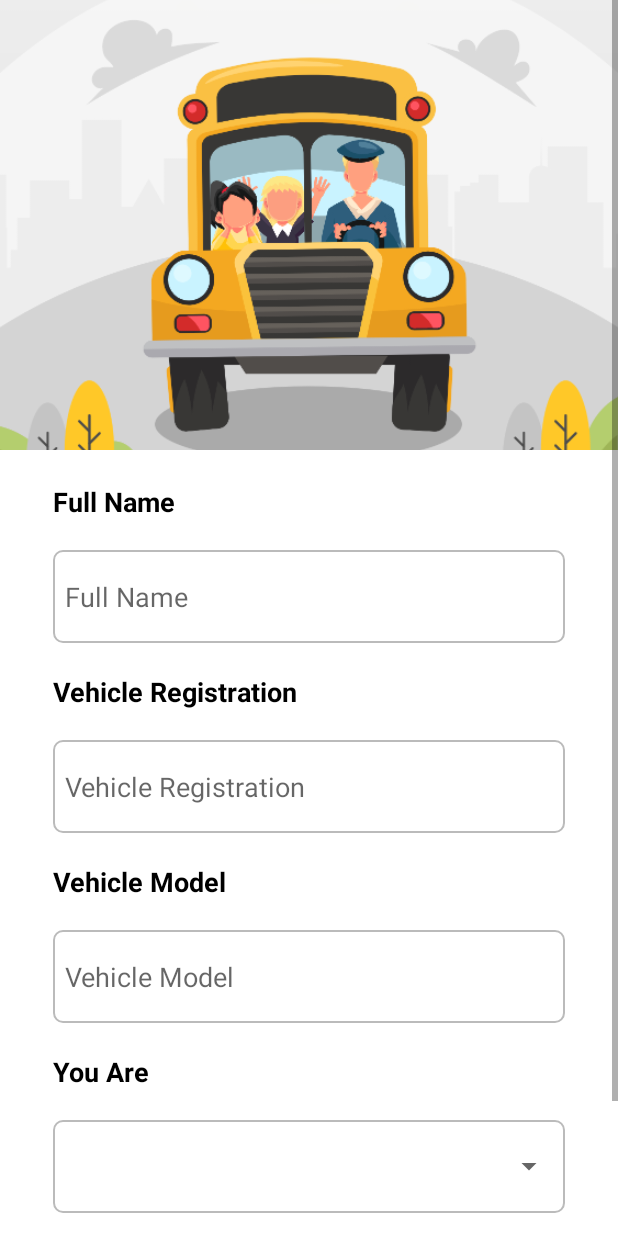
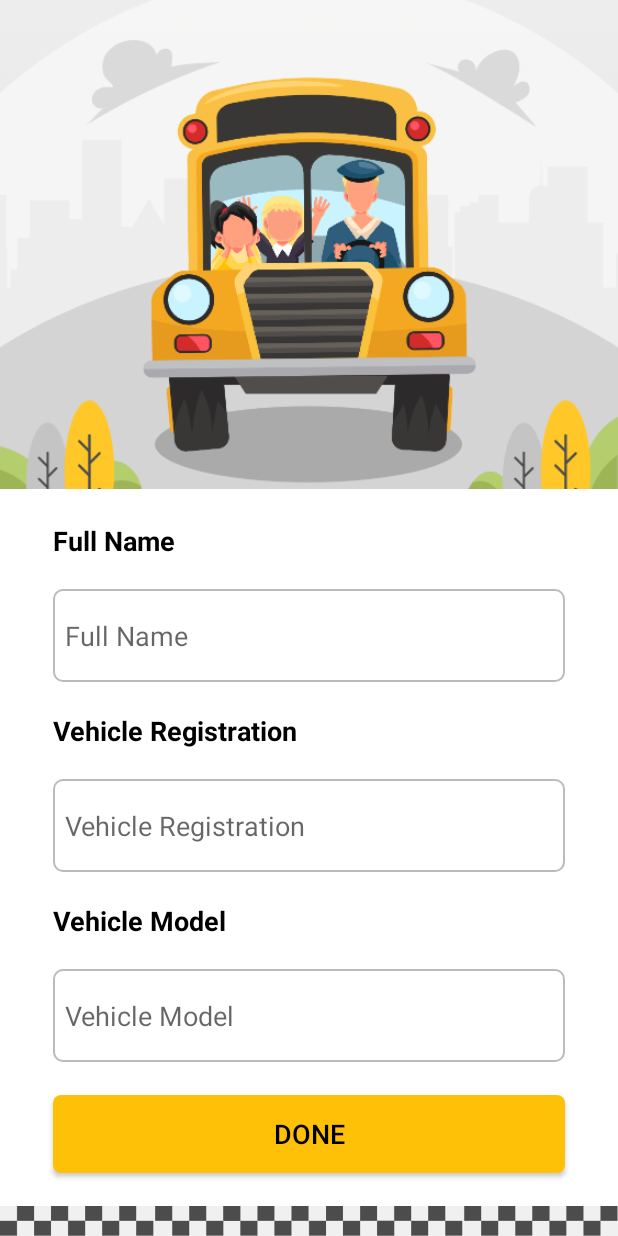
Before and after one commit to awais-jamil/vtracking, an Android app: the OnboardingFragment screen opened through its navigation route, on a phone screen of 412 x 824 dp. Run offline under Robolectric (Android 15) with nearby library versions, the phone set to English and light mode, and no system bars; our stand-ins replace Firebase (no records; nobody signed in at launch, a user with empty details on screens opened directly), navigation-ui; libraries missing offline, so code that uses them is left out: com.google.i18n.phonenumbers, com.rilixtech; 5 statements that could not run were skipped.

Commit message:
onboarding changes

```diff
--- a/app/src/main/java/com/et/tracker/fragments/DashBoardFragment.kt
+++ b/app/src/main/java/com/et/tracker/fragments/DashBoardFragment.kt
@@ -105,7 +105,7 @@ class DashBoardFragment : BaseFragment() {
 
     fun loadUI(){
 
-        if(dashboardViewModel.currentUser.userType.equals("Tracker")){
+        if(dashboardViewModel.currentUser.userType.equals("Parent")){
             trackView.visibility = View.VISIBLE
             shareView.visibility = View.INVISIBLE
         } else {
--- a/app/src/main/java/com/et/tracker/fragments/OBPinCodeFragment.kt
+++ b/app/src/main/java/com/et/tracker/fragments/OBPinCodeFragment.kt
@@ -53,7 +53,7 @@ class OBPinCodeFragment : BaseFragment() {
                 if(state == OnBoardingViewModel.OnBoardingState.UPDATE_PROFILE) {
 
                     hideLoadingIndicator()
-                    findNavController().navigate(R.id.action_OBPinCodeFragment_to_onboardingFragment)
+                    findNavController().navigate(R.id.action_OBPinCodeFragment_to_OBUserFragment)
                 }
 
                 else if(state == OnBoardingViewModel.OnBoardingState.RESEND_PIN_CODE) {
--- a/app/src/main/res/layout/fragment_onboarding.xml
+++ b/app/src/main/res/layout/fragment_onboarding.xml
@@ -1,13 +1,4 @@
 <?xml version="1.0" encoding="utf-8"?>
-<ScrollView
-    xmlns:android="http://schemas.android.com/apk/res/android"
-    xmlns:app="http://schemas.android.com/apk/res-auto"
-    android:layout_width="match_parent"
-    android:layout_height="match_parent"
-    android:orientation="vertical"
-    android:background="@color/backgroundColor"
-    android:scrollbarAlwaysDrawVerticalTrack="true">
-
 <androidx.constraintlayout.widget.ConstraintLayout xmlns:android="http://schemas.android.com/apk/res/android"
     xmlns:app="http://schemas.android.com/apk/res-auto"
     android:layout_width="match_parent"
@@ -19,7 +10,7 @@
     <ImageView
         android:id="@+id/imageView2"
         android:layout_width="match_parent"
-        android:layout_height="300dp"
+        android:layout_height="0dp"
         android:scaleType="centerCrop"
         android:src="@drawable/background"
         app:layout_constraintBottom_toTopOf="@+id/linearLayout"
@@ -61,6 +52,13 @@
             android:background="@drawable/edittext_drawable"
             android:inputType="text"
             android:singleLine="true" />
+
+        <LinearLayout
+            android:id="@+id/service_view"
+            android:layout_width="match_parent"
+            android:layout_height="wrap_content"
+            android:visibility="visible"
+            android:orientation="vertical">
 
             <TextView
                 android:layout_width="wrap_content"
@@ -114,41 +112,8 @@
                 android:inputType="text"
                 android:singleLine="true" />
 
-        <TextView
-            android:layout_width="wrap_content"
-            android:layout_height="wrap_content"
-            android:text="You Are"
-            android:textStyle="bold"
-            android:layout_marginEnd="35dp"
-            android:layout_marginStart="35dp"
-            android:layout_marginTop="20dp"
-            android:textColor="@android:color/black"
-            android:textSize="18sp"/>
 
-        <EditText
-            android:layout_width="fill_parent"
-            android:layout_height="62dp"
-            android:lines="1"
-            android:paddingEnd="8dp"
-            android:layout_marginEnd="35dp"
-            android:layout_marginStart="35dp"
-            android:paddingLeft="8dp"
-            android:enabled="false"
-            android:clickable="false"
-            android:layout_marginTop="20dp"
-            android:background="@drawable/edittext_drawable"
-            android:inputType="text"
-            android:singleLine="true" />
-
-        <Spinner
-            android:id="@+id/spinner"
-            android:layout_width="match_parent"
-            android:layout_height="62dp"
-            android:layout_marginEnd="35dp"
-            android:layout_marginStart="35dp"
-            android:layout_marginTop="-62dp"
-            android:layout_below="@+id/spinner"
-            android:entries="@array/user_type" />
+        </LinearLayout>
 
         <Button
             android:id="@+id/done_button"
@@ -174,5 +139,3 @@
         app:layout_constraintBottom_toBottomOf="parent"/>
 
 </androidx.constraintlayout.widget.ConstraintLayout>
-
-</ScrollView>
--- a/app/src/main/res/navigation/onboarding_nav_graph.xml
+++ b/app/src/main/res/navigation/onboarding_nav_graph.xml
@@ -37,8 +37,20 @@
         android:name="com.et.tracker.fragments.OBPinCodeFragment"
         android:label="fragment_obpin_code"
         tools:layout="@layout/fragment_obpin_code" >
+
         <action
-            android:id="@+id/action_OBPinCodeFragment_to_onboardingFragment"
+            android:id="@+id/action_OBPinCodeFragment_to_OBUserFragment"
+            app:destination="@id/OBUserFragment" />
+    </fragment>
+
+    <fragment
+        android:id="@+id/OBUserFragment"
+        android:name="com.et.tracker.fragments.OnboardingUserFragment"
+        android:label="fragment_obpin_code"
+        tools:layout="@layout/fragment_onboarding_user" >
+
+        <action
+            android:id="@+id/action_OBUserFragment_to_onboardingFragment"
             app:destination="@id/onboardingFragment" />
     </fragment>
     <fragment
--- a/app/src/main/res/values/strings.xml
+++ b/app/src/main/res/values/strings.xml
@@ -6,8 +6,8 @@
 
     <string-array name="user_type">
         <item>""</item>
-        <item>Tracker</item>
-        <item>Driver</item>
+        <item>Parent</item>
+        <item>Service Provider</item>
     </string-array>
     <string name="title_activity_dash_board_drawer">DashBoardDrawerActivity</string>
     <string name="navigation_drawer_open">Open navigation drawer</string>
```
Also changed, not shown: app/src/main/java/com/et/tracker/fragments/LocationFragment.kt (+4 -4 lines), app/src/main/java/com/et/tracker/fragments/OnboardingFragment.kt (+24 -9 lines), app/src/main/java/com/et/tracker/fragments/OnboardingUserFragment.kt (added, +52 -0 lines), app/src/main/java/com/et/tracker/viewmodels/OnBoardingViewModel.kt (+13 -1 lines), app/src/main/res/layout/fragment_onboarding_user.xml (added, +89 -0 lines). Lines whose indentation alone changed are shown as unchanged.
